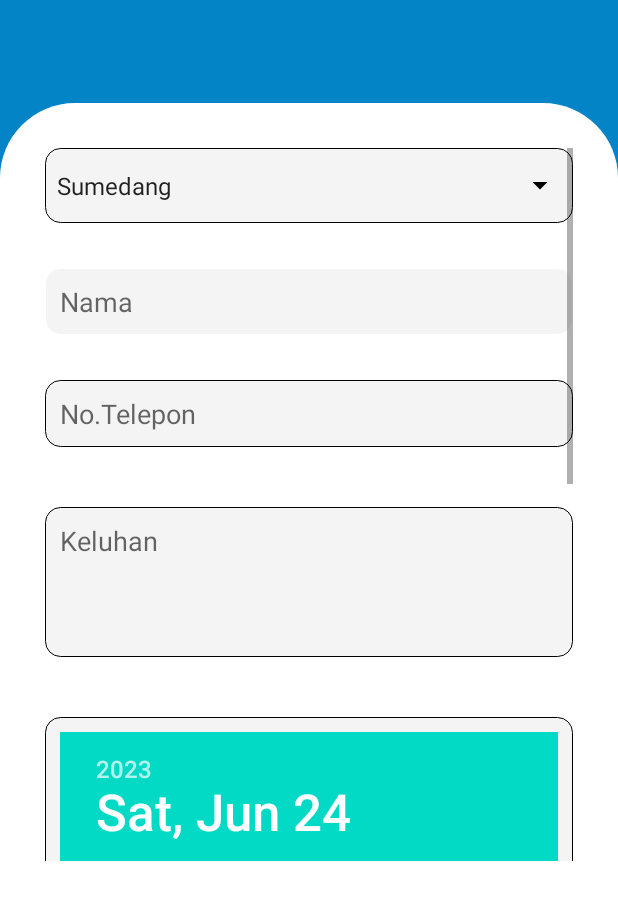
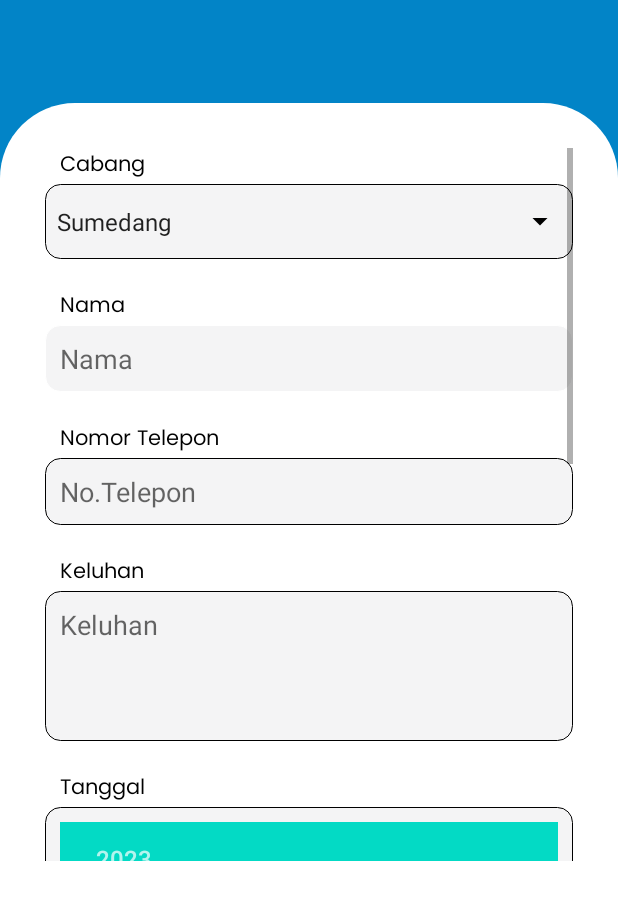
Before and after one commit to Fatur-Maulidan/Dante-Care, an Android app: the ReservationActivity screen opened directly, with no data from a screen before it, on a phone screen of 412 x 824 dp, the part 330-1236 px from its top. Run offline under Robolectric (Android 15) with nearby library versions, the phone set to English and light mode, and no system bars.

Commit message:
Final Product Dante Care

```diff
--- a/app/src/main/AndroidManifest.xml
+++ b/app/src/main/AndroidManifest.xml
@@ -14,16 +14,20 @@
         android:theme="@style/Theme.DenteCare">
         <activity
             android:name=".RegistrationActivity"
-            android:exported="true" />
+            android:exported="true"
+            android:screenOrientation="portrait" />
         <activity
             android:name=".LoginActivity"
-            android:exported="true" />
+            android:exported="true"
+            android:screenOrientation="portrait" />
         <activity
             android:name=".ReservationActivity"
-            android:exported="true" />
+            android:exported="true"
+            android:screenOrientation="portrait" />
         <activity
             android:name=".SplashScreen"
-            android:exported="true">
+            android:exported="true"
+            android:screenOrientation="portrait" >
             <intent-filter>
                 <action android:name="android.intent.action.MAIN" />
 
@@ -32,7 +36,8 @@
         </activity>
         <activity
             android:name=".MainActivity"
-            android:exported="true" />
+            android:exported="true"
+            android:screenOrientation="portrait" />
     </application>
 
 </manifest>
--- a/app/src/main/res/layout/activity_reservation.xml
+++ b/app/src/main/res/layout/activity_reservation.xml
@@ -59,8 +59,20 @@
             <LinearLayout
                 android:layout_width="match_parent"
                 android:layout_height="wrap_content"
+                android:orientation="vertical">
 
+                <LinearLayout
+                    android:layout_width="match_parent"
+                    android:layout_height="wrap_content"
                     android:orientation="vertical">
+
+                    <TextView
+                        android:layout_width="wrap_content"
+                        android:layout_height="wrap_content"
+                        android:text="Cabang"
+                        android:fontFamily="@font/poppins_regular"
+                        android:paddingLeft="10dp"
+                        android:textColor="#000000" />
 
                     <RelativeLayout
                         android:layout_width="match_parent"
@@ -87,49 +99,124 @@
 
                         </LinearLayout>
                     </RelativeLayout>
+                </LinearLayout>
+
+                <LinearLayout
+                    android:layout_width="match_parent"
+                    android:layout_height="wrap_content"
+                    android:layout_marginTop="20dp"
+                    android:orientation="vertical">
+
+                    <TextView
+                        android:layout_width="wrap_content"
+                        android:layout_height="wrap_content"
+                        android:text="Nama"
+                        android:fontFamily="@font/poppins_regular"
+                        android:paddingLeft="10dp"
+                        android:textColor="#000000" />
 
                     <EditText
                         android:id="@+id/etNama"
                         android:layout_width="match_parent"
                         android:layout_height="wrap_content"
-                    android:layout_marginTop="30dp"
                         android:background="@drawable/edit_text_custom_selector"
                         android:hint="Nama"
                         android:padding="10dp" />
+
+                </LinearLayout>
+
+                <LinearLayout
+                    android:layout_width="match_parent"
+                    android:layout_height="wrap_content"
+                    android:layout_marginTop="20dp"
+                    android:orientation="vertical">
+
+                    <TextView
+                        android:layout_width="wrap_content"
+                        android:layout_height="wrap_content"
+                        android:text="Nomor Telepon"
+                        android:fontFamily="@font/poppins_regular"
+                        android:paddingLeft="10dp"
+                        android:textColor="#000000" />
 
                     <EditText
                         android:id="@+id/etNomor"
                         android:layout_width="match_parent"
                         android:layout_height="wrap_content"
-                    android:layout_marginTop="30dp"
                         android:background="@drawable/edit_text_custom_selector"
                         android:hint="No.Telepon"
                         android:inputType="number"
                         android:padding="10dp" />
+                </LinearLayout>
+
+                <LinearLayout
+                    android:layout_width="match_parent"
+                    android:layout_height="wrap_content"
+                    android:orientation="vertical"
+                    android:layout_marginTop="20dp">
+
+                    <TextView
+                        android:layout_width="wrap_content"
+                        android:layout_height="wrap_content"
+                        android:text="Keluhan"
+                        android:fontFamily="@font/poppins_regular"
+                        android:paddingLeft="10dp"
+                        android:textColor="#000000" />
 
                     <EditText
                         android:id="@+id/etKeluhan"
                         android:layout_width="match_parent"
                         android:layout_height="100dp"
-                    android:layout_marginTop="40dp"
                         android:gravity="top"
                         android:background="@drawable/edit_text_custom_selector"
                         android:hint="Keluhan"
                         android:inputType="textMultiLine"
                         android:padding="10dp" />
 
+                </LinearLayout>
+
+
+                <LinearLayout
+                    android:layout_width="match_parent"
+                    android:layout_height="wrap_content"
+                    android:orientation="vertical"
+                    android:layout_marginTop="20dp">
+
+                    <TextView
+                        android:layout_width="wrap_content"
+                        android:layout_height="wrap_content"
+                        android:text="Tanggal"
+                        android:fontFamily="@font/poppins_regular"
+                        android:paddingLeft="10dp"
+                        android:textColor="#000000" />
+
                     <DatePicker
                         android:id="@+id/dpTanggal"
                         android:layout_width="match_parent"
                         android:layout_height="wrap_content"
-                    android:layout_marginTop="40dp"
                         android:background="@drawable/edit_text_custom_selector"
                         android:padding="10dp" />
 
+                </LinearLayout>
+
+
+                <LinearLayout
+                    android:layout_width="match_parent"
+                    android:layout_height="wrap_content"
+                    android:orientation="vertical"
+                    android:layout_marginTop="20dp">
+
+                    <TextView
+                        android:layout_width="wrap_content"
+                        android:layout_height="wrap_content"
+                        android:text="Dokter"
+                        android:fontFamily="@font/poppins_regular"
+                        android:paddingLeft="10dp"
+                        android:textColor="#000000" />
+
                     <RelativeLayout
                         android:layout_width="match_parent"
-                    android:layout_height="wrap_content"
-                    android:layout_marginTop="40dp">
+                        android:layout_height="wrap_content">
 
                         <Spinner
                             android:id="@+id/dokterSpinner"
@@ -153,6 +240,8 @@
                         </LinearLayout>
                     </RelativeLayout>
 
+                </LinearLayout>
+
                 <Button
                     android:id="@+id/btnReservasi"
                     android:layout_width="match_parent"
--- a/app/src/main/res/layout/fragment_help.xml
+++ b/app/src/main/res/layout/fragment_help.xml
@@ -82,7 +82,6 @@
                     android:orientation="vertical">
 
                     <TextView
-                        android:id="@+id/textViewNIMHandle"
                         android:layout_width="wrap_content"
                         android:layout_height="wrap_content"
                         android:layout_marginLeft="15dp"
```
Lines whose indentation alone changed are shown as unchanged.
